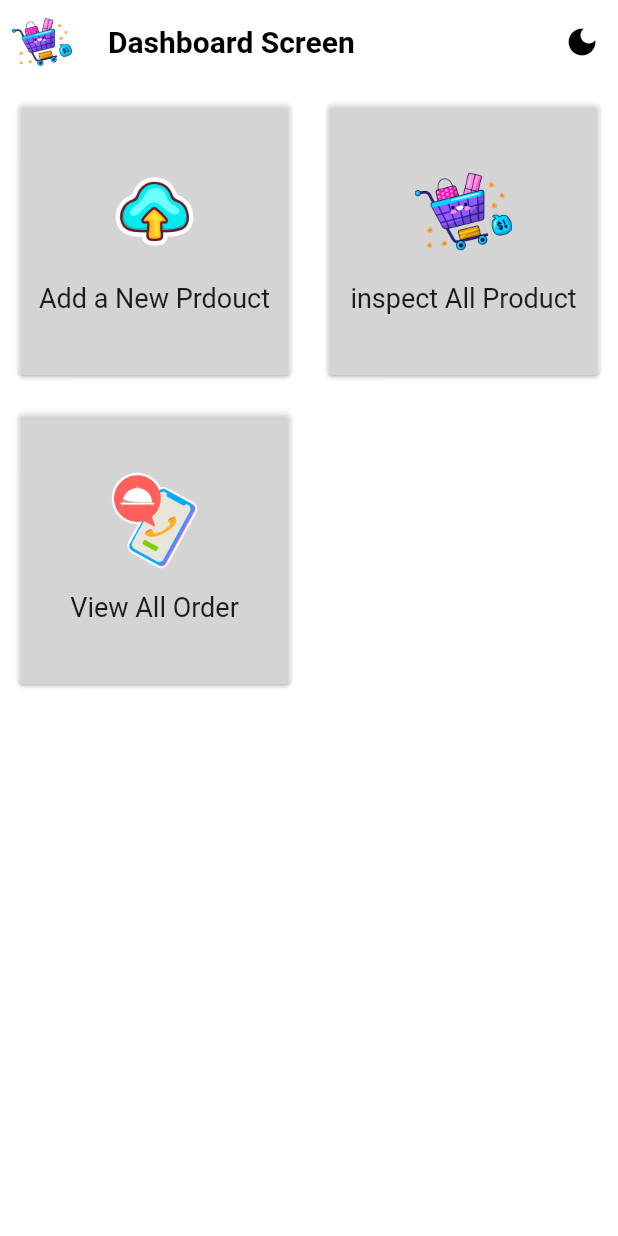
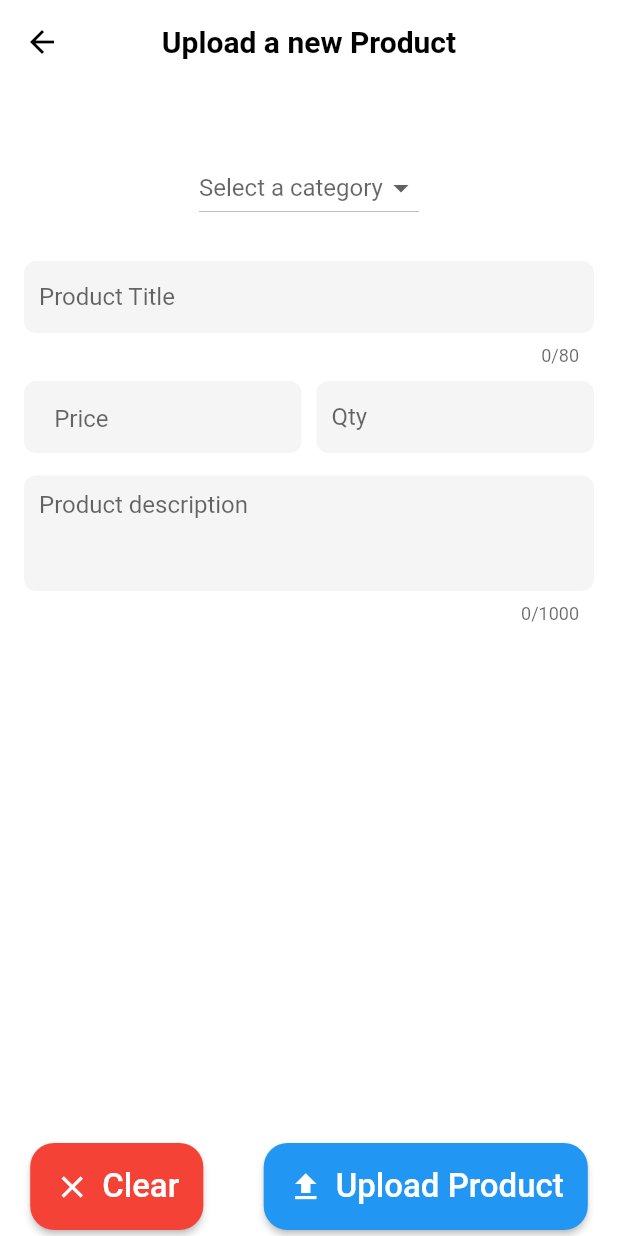
Before and after one commit to AhmedAlbay/shopsmart_admin, a Flutter app: the screen it shows after launch, after a tap on "Add a New Prdouct", on a phone screen of 412 x 824 dp. Run offline on Flutter 3.47's test engine with Material 2 defaults, Android fonts, the phone set to English and light mode, and no system bars; our stand-ins replace fancy_shimmer_image, flutter_iconly, image_picker, shared_preferences, shimmer; missing offline and left inert: dynamic_height_grid_view.

Commit message:
create a add new product screen

```diff
--- a/lib/consts/app_constants.dart
+++ b/lib/consts/app_constants.dart
@@ -1,3 +1,5 @@
+import 'package:flutter/material.dart';
+
 class AppConstants {
   static const String productImageUrl =
       'https://i.ibb.co/G7nXCW4/3-i-Phone-14.jpg';
@@ -10,4 +12,15 @@ class AppConstants {
     'Funiture',
     'Watches',
   ];
+  static List<DropdownMenuItem<String>>? get categoryIsDropDown {
+    List<DropdownMenuItem<String>>? menuItem =
+        List<DropdownMenuItem<String>>.generate(
+      categoriesList.length,
+      (index) => DropdownMenuItem(
+        value: categoriesList[index],
+        child: Text(categoriesList[index]),
+      ),
+    );
+    return menuItem;
+  }
 }
--- a/lib/main.dart
+++ b/lib/main.dart
@@ -1,6 +1,7 @@
 import 'package:flutter/material.dart';
 import 'package:provider/provider.dart';
 import 'package:shopsmart_admin/screens/dashboard_screen.dart';
+import 'package:shopsmart_admin/screens/edit_or_upload_product.dart';
 import 'consts/theme_data.dart';
 import 'providers/product_provider.dart';
 import 'providers/theme_provider.dart';
@@ -41,6 +42,7 @@ class MyApp extends StatelessWidget {
           routes: {
             OrdersScreenFree.routeName: (context) => const OrdersScreenFree(),
             SearchScreen.routeName: (context) => const SearchScreen(),
+             EditOrUploadProductScreen.routeName: (context) => const EditOrUploadProductScreen(),
           },
         );
       }),
--- a/lib/models/dashboard_model.dart
+++ b/lib/models/dashboard_model.dart
@@ -1,4 +1,5 @@
 import 'package:flutter/material.dart';
+import 'package:shopsmart_admin/screens/edit_or_upload_product.dart';
 import 'package:shopsmart_admin/screens/inner_screens/orders/orders_screen.dart';
 import 'package:shopsmart_admin/screens/search_screen.dart';
 import 'package:shopsmart_admin/services/assets_manager.dart';
@@ -16,7 +17,8 @@ class DashBoardButtonModel {
         DashBoardButtonModel(
           title: 'Add a New Prdouct',
           imagePath: AssetsManager.cloud,
-          onPressed: () {},
+          onPressed: () {            Navigator.pushNamed(context, EditOrUploadProductScreen.routeName);
+},
         ),
         DashBoardButtonModel(
           title: 'inspect All Product',
--- /dev/null
+++ b/lib/screens/edit_or_upload_product.dart
@@ -0,0 +1,268 @@
+import 'package:flutter/material.dart';
+import 'package:flutter/services.dart';
+import 'package:image_picker/image_picker.dart';
+import 'package:shopsmart_admin/consts/app_constants.dart';
+import 'package:shopsmart_admin/consts/my_validators.dart';
+import 'package:shopsmart_admin/services/my_app_method.dart';
+import 'package:shopsmart_admin/widgets/subtitle_text.dart';
+import 'package:shopsmart_admin/widgets/title_text.dart';
+
+class EditOrUploadProductScreen extends StatefulWidget {
+  const EditOrUploadProductScreen({super.key});
+  static const String routeName = '/EditOrUploadProductScreen';
+
+  @override
+  State<EditOrUploadProductScreen> createState() =>
+      _EditOrUploadProductScreenState();
+}
+
+class _EditOrUploadProductScreenState extends State<EditOrUploadProductScreen> {
+  final _formKey = GlobalKey<FormState>();
+  XFile? _pickerImage;
+  late TextEditingController _titleController,
+      _priceController,
+      _quantityController,
+      _descriptionController;
+  String? _categoryValue;
+  @override
+  void initState() {
+    _titleController = TextEditingController();
+    _priceController = TextEditingController();
+    _quantityController = TextEditingController();
+    _descriptionController = TextEditingController();
+    super.initState();
+  }
+
+  @override
+  void dispose() {
+    _titleController.dispose();
+    _priceController.dispose();
+    _quantityController.dispose();
+    _descriptionController.dispose();
+
+    super.dispose();
+  }
+
+  void clearForm() {
+    _titleController.clear();
+    _priceController.clear();
+    _quantityController.clear();
+    _descriptionController.clear();
+    removePickerImage();
+  }
+
+  void removePickerImage() {
+    setState(() {
+      _pickerImage = null;
+    });
+  }
+
+  Future<void> _uploadProduct() async {
+    if (_categoryValue == null) {
+      MyAppMethods.showErrorORWarningDialog(
+          context: context, subtitle: 'Category is empty', fct: () {});
+      return;
+    }
+
+    final isVaild = _formKey.currentState!.validate();
+    FocusScope.of(context).unfocus();
+    if (isVaild) {}
+  }
+
+  Future<void> _editProduct() async {
+    final isVaild = _formKey.currentState!.validate();
+    FocusScope.of(context).unfocus();
+    if (isVaild) {}
+  }
+
+  Future<void> localImagePicker() async {
+    final ImagePicker picker = ImagePicker();
+    await MyAppMethods.imagePickerDialog(
+        context: context,
+        cameraFCT: () async {
+          _pickerImage = await picker.pickImage(source: ImageSource.camera);
+          setState(() {});
+        },
+        galleryFCT: () async {
+          _pickerImage = await picker.pickImage(source: ImageSource.gallery);
+          setState(() {});
+        },
+        removeFCT: () async {
+          setState(() {
+            _pickerImage = null;
+          });
+        });
+  }
+
+  @override
+  Widget build(BuildContext context) {
+    final Size size = MediaQuery.of(context).size;
+    return Scaffold(
+        bottomNavigationBar: SizedBox(
+          height: kBottomNavigationBarHeight + 10,
+          child: Material(
+            color: Theme.of(context).scaffoldBackgroundColor,
+            child: Row(
+                mainAxisAlignment: MainAxisAlignment.spaceAround,
+                children: [
+                  ElevatedButton.icon(
+                    style: ElevatedButton.styleFrom(
+                        backgroundColor: Colors.red,
+                        padding: const EdgeInsets.all(16),
+                        shape: RoundedRectangleBorder(
+                            borderRadius: BorderRadius.circular(16))),
+                    icon: const Icon(Icons.clear),
+                    label: const Text(
+                      "Clear",
+                      style: TextStyle(fontSize: 22),
+                    ),
+                    onPressed: () {},
+                  ),
+                  ElevatedButton.icon(
+                    style: ElevatedButton.styleFrom(
+                        backgroundColor: Colors.blue,
+                        padding: const EdgeInsets.all(16),
+                        shape: RoundedRectangleBorder(
+                            borderRadius: BorderRadius.circular(16))),
+                    icon: const Icon(Icons.upload),
+                    label: const Text(
+                      "Upload Product",
+                      style: TextStyle(fontSize: 22),
+                    ),
+                    onPressed: () {
+                      _uploadProduct();
+                    },
+                  ),
+                ]),
+          ),
+        ),
+        appBar: AppBar(
+            centerTitle: true,
+            backgroundColor: Theme.of(context).scaffoldBackgroundColor,
+            title: const TitlesTextWidget(label: 'Upload a new Product')),
+        body: SafeArea(
+            child: SingleChildScrollView(
+          child: Column(children: [
+            const SizedBox(
+              height: 20,
+            ),
+            const SizedBox(
+              height: 25,
+            ),
+            DropdownButton(
+                hint: const Text('Select a category'),
+                value: _categoryValue,
+                items: AppConstants.categoryIsDropDown,
+                onChanged: (String? value) {
+                  setState(() {
+                    _categoryValue = value;
+                  });
+                }),
+            const SizedBox(
+              height: 25,
+            ),
+            Padding(
+              padding: const EdgeInsets.symmetric(horizontal: 16, vertical: 0),
+              child: Form(
+                  key: _formKey,
+                  child: Column(
+                    children: [
+                      TextFormField(
+                        controller: _titleController,
+                        key: const ValueKey('Title'),
+                        maxLength: 80,
+                        minLines: 1,
+                        maxLines: 2,
+                        keyboardType: TextInputType.multiline,
+                        textInputAction: TextInputAction.newline,
+                        decoration:
+                            const InputDecoration(hintText: 'Product Title'),
+                        validator: (value) {
+                          return MyValidators.uploadProdTexts(
+                              value: value,
+                              toBeReturnedString:
+                                  "Please enter a vaild title ");
+                        },
+                      ),
+                      const SizedBox(
+                        height: 10,
+                      ),
+                      Row(
+                        children: [
+                          Flexible(
+                            flex: 1,
+                            child: TextFormField(
+                              controller: _priceController,
+                              key: const ValueKey('Price\$'),
+                              keyboardType: TextInputType.number,
+                              inputFormatters: <TextInputFormatter>[
+                                FilteringTextInputFormatter.allow(
+                                  RegExp(r'^\d+\.?\d{0,2}'),
+                                ),
+                              ],
+                              decoration: const InputDecoration(
+                                  hintText: 'Price',
+                                  prefix: SubtitleTextWidget(
+                                    label: "\$",
+                                    color: Colors.blue,
+                                  )),
+                              validator: (value) {
+                                return MyValidators.uploadProdTexts(
+                                    value: value,
+                                    toBeReturnedString: "Price is Missing ");
+                              },
+                            ),
+                          ),
+                          const SizedBox(
+                            width: 10,
+                          ),
+                          Flexible(
+                            flex: 1,
+                            child: TextFormField(
+                              controller: _quantityController,
+                              key: const ValueKey('Quantity'),
+                              keyboardType: TextInputType.number,
+                              inputFormatters: [
+                                FilteringTextInputFormatter.digitsOnly
+                              ],
+                              decoration: const InputDecoration(
+                                hintText: 'Qty',
+                              ),
+                              validator: (value) {
+                                return MyValidators.uploadProdTexts(
+                                    value: value,
+                                    toBeReturnedString: "Qunatity is Missed ");
+                              },
+                            ),
+                          ),
+                        ],
+                      ),
+                      const SizedBox(
+                        height: 15,
+                      ),
+                      TextFormField(
+                        controller: _descriptionController,
+                        key: const ValueKey('Description'),
+                        maxLength: 1000,
+                        minLines: 3,
+                        maxLines: 8,
+                        textCapitalization: TextCapitalization.sentences,
+                        decoration: const InputDecoration(
+                            hintText: 'Product description'),
+                        validator: (value) {
+                          return MyValidators.uploadProdTexts(
+                              value: value,
+                              toBeReturnedString: "Descriptionis Missed ");
+                        },
+                        onTap: () {},
+                      ),
+                    ],
+                  )),
+            ),
+            const SizedBox(
+              height: kBottomNavigationBarHeight + 10,
+            )
+          ]),
+        )));
+  }
+}
```
